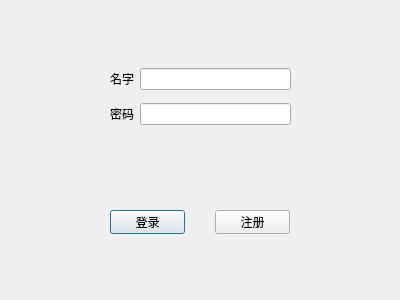
heloFNfms/Learning_pyqt6, file UI_file/Login_Window.ui: the form before one commit.
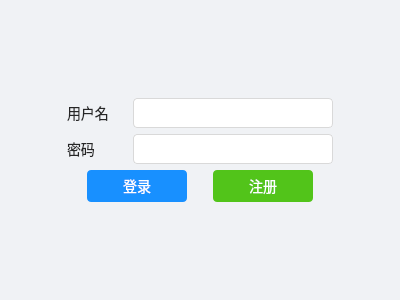
The form after the commit.

The edit to the form file:
```diff
--- a/UI_file/Login_Window.ui
+++ b/UI_file/Login_Window.ui
@@ -10,63 +10,147 @@
     <height>300</height>
    </rect>
   </property>
+  <property name="minimumSize">
+   <size>
+    <width>400</width>
+    <height>300</height>
+   </size>
+  </property>
   <property name="windowTitle">
    <string>登录</string>
   </property>
-  <widget class="QPushButton" name="Initial_Login_Botton">
-   <property name="geometry">
-    <rect>
-     <x>110</x>
-     <y>210</y>
-     <width>75</width>
-     <height>24</height>
-    </rect>
-   </property>
-   <property name="text">
-    <string>登录</string>
-   </property>
-  </widget>
-  <widget class="QPushButton" name="Initial_Register_Botton">
-   <property name="geometry">
-    <rect>
-     <x>215</x>
-     <y>210</y>
-     <width>75</width>
-     <height>24</height>
-    </rect>
-   </property>
-   <property name="text">
-    <string>注册</string>
-   </property>
-  </widget>
-  <widget class="QWidget" name="">
-   <property name="geometry">
-    <rect>
-     <x>110</x>
-     <y>61</y>
-     <width>181</width>
-     <height>71</height>
-    </rect>
-   </property>
+  <property name="styleSheet">
+   <string notr="true">QDialog {
+    background-color: #f0f2f5;
+}
+
+QPushButton {
+    background-color: #1890ff;
+    color: white;
+    border-radius: 4px;
+    padding: 5px 15px;
+    font-size: 14px;
+    border: none;
+}
+
+QPushButton:hover {
+    background-color: #40a9ff;
+}
+
+QPushButton:pressed {
+    background-color: #096dd9;
+}
+
+QLineEdit {
+    padding: 5px;
+    border: 1px solid #d9d9d9;
+    border-radius: 4px;
+    background-color: white;
+    font-size: 14px;
+}
+
+QLineEdit:focus {
+    border-color: #40a9ff;
+    outline: none;
+}
+
+QLabel {
+    font-size: 14px;
+    color: #262626;
+}</string>
+  </property>
+  <layout class="QVBoxLayout" name="verticalLayout_2">
+   <item>
+    <spacer name="verticalSpacer">
+     <property name="orientation">
+      <enum>Qt::Vertical</enum>
+     </property>
+     <property name="sizeHint" stdset="0">
+      <size>
+       <width>20</width>
+       <height>40</height>
+      </size>
+     </property>
+    </spacer>
+   </item>
+   <item>
    <layout class="QVBoxLayout" name="verticalLayout">
     <item>
      <layout class="QHBoxLayout" name="horizontalLayout">
+       <item>
+        <spacer name="horizontalSpacer_3">
+         <property name="orientation">
+          <enum>Qt::Horizontal</enum>
+         </property>
+         <property name="sizeHint" stdset="0">
+          <size>
+           <width>40</width>
+           <height>20</height>
+          </size>
+         </property>
+        </spacer>
+       </item>
       <item>
        <widget class="QLabel" name="label">
+         <property name="minimumSize">
+          <size>
+           <width>60</width>
+           <height>0</height>
+          </size>
+         </property>
         <property name="text">
-         <string>名字</string>
+          <string>用户名</string>
         </property>
        </widget>
       </item>
       <item>
-       <widget class="QLineEdit" name="Initial_name_input"/>
+        <widget class="QLineEdit" name="Initial_name_input">
+         <property name="minimumSize">
+          <size>
+           <width>200</width>
+           <height>0</height>
+          </size>
+         </property>
+        </widget>
+       </item>
+       <item>
+        <spacer name="horizontalSpacer_4">
+         <property name="orientation">
+          <enum>Qt::Horizontal</enum>
+         </property>
+         <property name="sizeHint" stdset="0">
+          <size>
+           <width>40</width>
+           <height>20</height>
+          </size>
+         </property>
+        </spacer>
       </item>
      </layout>
     </item>
     <item>
      <layout class="QHBoxLayout" name="horizontalLayout_2">
+       <item>
+        <spacer name="horizontalSpacer_5">
+         <property name="orientation">
+          <enum>Qt::Horizontal</enum>
+         </property>
+         <property name="sizeHint" stdset="0">
+          <size>
+           <width>40</width>
+           <height>20</height>
+          </size>
+         </property>
+        </spacer>
+       </item>
       <item>
        <widget class="QLabel" name="label_2">
+         <property name="minimumSize">
+          <size>
+           <width>60</width>
+           <height>0</height>
+          </size>
+         </property>
         <property name="text">
          <string>密码</string>
         </property>
@@ -74,15 +158,133 @@
       </item>
       <item>
        <widget class="QLineEdit" name="Initial_password_input">
+         <property name="minimumSize">
+          <size>
+           <width>200</width>
+           <height>0</height>
+          </size>
+         </property>
         <property name="echoMode">
          <enum>QLineEdit::Password</enum>
         </property>
        </widget>
       </item>
+       <item>
+        <spacer name="horizontalSpacer_6">
+         <property name="orientation">
+          <enum>Qt::Horizontal</enum>
+         </property>
+         <property name="sizeHint" stdset="0">
+          <size>
+           <width>40</width>
+           <height>20</height>
+          </size>
+         </property>
+        </spacer>
+       </item>
      </layout>
     </item>
    </layout>
-  </widget>
+   </item>
+   <item>
+    <layout class="QHBoxLayout" name="horizontalLayout_3">
+     <item>
+      <spacer name="horizontalSpacer">
+       <property name="orientation">
+        <enum>Qt::Horizontal</enum>
+       </property>
+       <property name="sizeHint" stdset="0">
+        <size>
+         <width>40</width>
+         <height>20</height>
+        </size>
+       </property>
+      </spacer>
+     </item>
+     <item>
+      <widget class="QPushButton" name="Initial_Login_Botton">
+       <property name="minimumSize">
+        <size>
+         <width>100</width>
+         <height>30</height>
+        </size>
+       </property>
+       <property name="text">
+        <string>登录</string>
+       </property>
+      </widget>
+     </item>
+     <item>
+      <spacer name="horizontalSpacer_2">
+       <property name="orientation">
+        <enum>Qt::Horizontal</enum>
+       </property>
+       <property name="sizeType">
+        <enum>QSizePolicy::Fixed</enum>
+       </property>
+       <property name="sizeHint" stdset="0">
+        <size>
+         <width>20</width>
+         <height>20</height>
+        </size>
+       </property>
+      </spacer>
+     </item>
+     <item>
+      <widget class="QPushButton" name="Initial_Register_Botton">
+       <property name="minimumSize">
+        <size>
+         <width>100</width>
+         <height>30</height>
+        </size>
+       </property>
+       <property name="styleSheet">
+        <string notr="true">QPushButton {
+    background-color: #52c41a;
+}
+
+QPushButton:hover {
+    background-color: #73d13d;
+}
+
+QPushButton:pressed {
+    background-color: #389e0d;
+}</string>
+       </property>
+       <property name="text">
+        <string>注册</string>
+       </property>
+      </widget>
+     </item>
+     <item>
+      <spacer name="horizontalSpacer_7">
+       <property name="orientation">
+        <enum>Qt::Horizontal</enum>
+       </property>
+       <property name="sizeHint" stdset="0">
+        <size>
+         <width>40</width>
+         <height>20</height>
+        </size>
+       </property>
+      </spacer>
+     </item>
+    </layout>
+   </item>
+   <item>
+    <spacer name="verticalSpacer_2">
+     <property name="orientation">
+      <enum>Qt::Vertical</enum>
+     </property>
+     <property name="sizeHint" stdset="0">
+      <size>
+       <width>20</width>
+       <height>40</height>
+      </size>
+     </property>
+    </spacer>
+   </item>
+  </layout>
  </widget>
  <resources/>
  <connections/>
```
Lines whose indentation alone changed are shown as unchanged.
